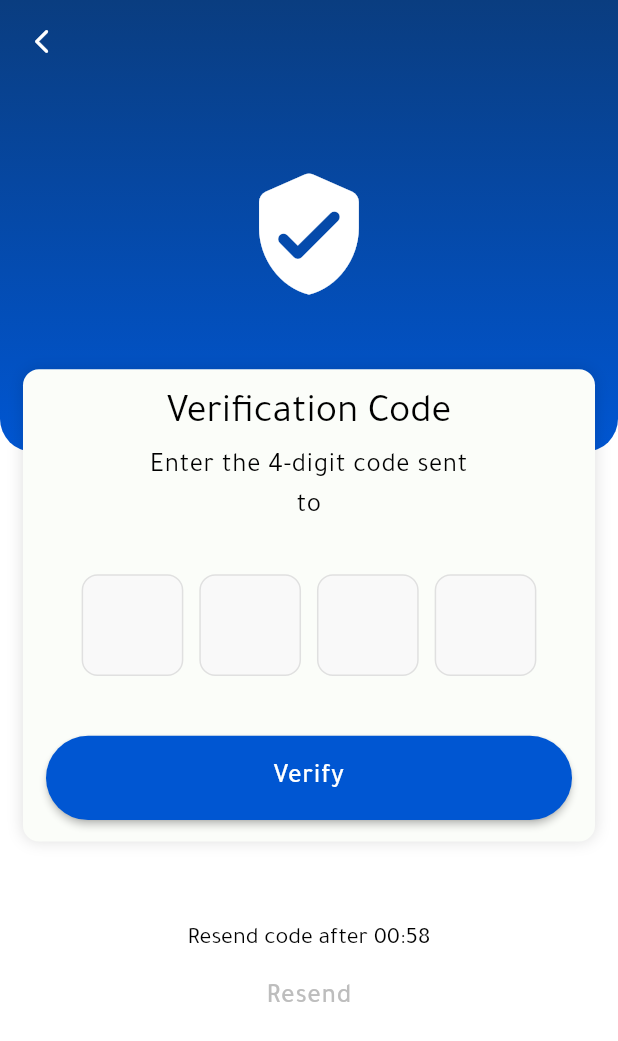
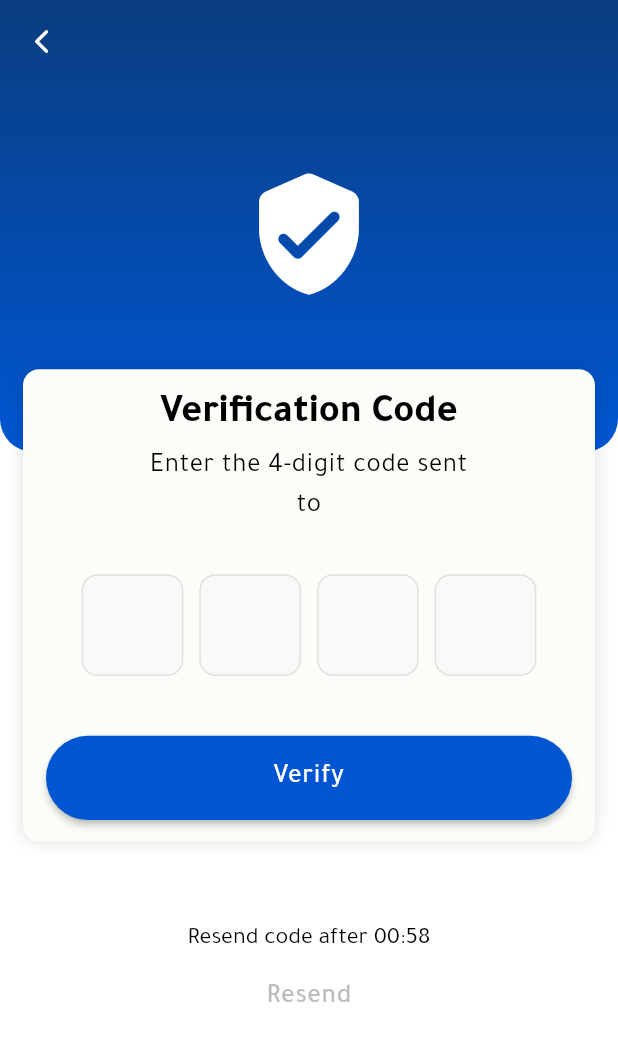
Before and after one commit to Abdullah-Hameed23424/project_2, a Flutter app: the OtpScreen screen opened directly with empty values, on a phone screen of 412 x 824 dp. Shown: the top 1041 px of the screen. Run offline on Flutter 3.47's test engine with Material 3 defaults, Android fonts, the phone set to English and light mode, and no system bars; drawn by our look-alikes of pinput; our stand-ins replace animate_do, bloc, cached_network_image, country_code_picker, device_info_plus, dio and 16 more; missing offline and left inert: phone_numbers_parser; accounts and stored records are empty.

Commit message:
feat(otp): create screen with some organization
feat(reset password): create screen with some organization

of course with linking all of abova

```diff
--- a/lib/core/api/api_endpoints.dart
+++ b/lib/core/api/api_endpoints.dart
@@ -4,6 +4,8 @@ class ApiEndpoints {
   /// [Auth]
   static const String login = 'auth/login';
   static const String forgetPasswd = 'auth/password/forgot';
+  static const String verifyOtp = 'auth/password/verify';
+  static const String resetPasswd = 'auth/password/reset';
 
   static const String testEndpoint = 'test';
   static String testEndpointByAttribute({required Object id}) =>
--- a/lib/core/routing/routes.dart
+++ b/lib/core/routing/routes.dart
@@ -8,6 +8,7 @@ class Routes {
   static const String loginScreen = '/loginScreen';
   static const String forgetPasswdScreen = '/forgetPasswdScreen';
   static const String otpScreen = '/otpScreen';
+  static const String resetPasswdScreen = '/resetPasswdScreen';
 
   /// [Home]
   static const String homeScreen = '/homeScreen';
--- a/lib/modules/auth/cubit/auth_state.dart
+++ b/lib/modules/auth/cubit/auth_state.dart
@@ -43,3 +43,35 @@ final class ForgetPasswdError extends AuthState {
   @override
   List<Object?> get props => [message];
 }
+
+/// [VerifyOtpScreen] @lib/modules/auth/view/screens/verify_otp_screen.dart
+final class VerifyOtpLoading extends AuthState {}
+
+final class VerifyOtpSuccess extends AuthState {
+  final OtpResponse otpResponse;
+  VerifyOtpSuccess({required this.otpResponse});
+
+  @override
+  List<Object?> get props => [otpResponse];
+}
+
+final class VerifyOtpError extends AuthState {
+  final String message;
+  VerifyOtpError({required this.message});
+
+  @override
+  List<Object?> get props => [message];
+}
+
+/// [ResetPasswdScreen] @lib/modules/auth/view/screens/reset_passwd_screen.dart
+final class ResetPasswdLoading extends AuthState {}
+
+final class ResetPasswdSuccess extends AuthState {}
+
+final class ResetPasswdError extends AuthState {
+  final String message;
+  ResetPasswdError({required this.message});
+
+  @override
+  List<Object?> get props => [message];
+}
--- /dev/null
+++ b/lib/modules/auth/models/otp_model.dart
@@ -0,0 +1,11 @@
+import 'package:project_2/core/utils/model_parser.dart';
+
+class OtpResponse {
+  final String ticket;
+
+  OtpResponse({required this.ticket});
+
+  factory OtpResponse.fromJson(Map<String, dynamic> json) {
+    return OtpResponse(ticket: ModelParser.stringValue(json['ticket']));
+  }
+}
--- a/lib/modules/auth/view/screens/forget_passwd_screen.dart
+++ b/lib/modules/auth/view/screens/forget_passwd_screen.dart
@@ -1,12 +1,10 @@
 import 'package:flutter/material.dart';
 import 'package:flutter/services.dart';
-import 'package:flutter_bloc/flutter_bloc.dart';
 import 'package:phone_numbers_parser/phone_numbers_parser.dart';
 import 'package:project_2/core/constants/app_colors.dart';
 import 'package:project_2/core/constants/app_sizes.dart';
 import 'package:project_2/core/theme/app_theme.dart';
 import 'package:project_2/core/widgets/pop_button.dart';
-import 'package:project_2/modules/auth/cubit/auth_cubit.dart';
 import 'package:project_2/modules/auth/view/widgets/forget_passwd_header.dart';
 import 'package:project_2/modules/auth/view/widgets/forget_password_form.dart';
 
--- a/lib/modules/auth/view/screens/otp_screen.dart
+++ b/lib/modules/auth/view/screens/otp_screen.dart
@@ -1,13 +1,18 @@
+import 'package:animate_do/animate_do.dart';
 import 'package:flutter/material.dart';
+import 'package:flutter_bloc/flutter_bloc.dart';
 import 'package:project_2/core/constants/app_colors.dart';
-import 'package:project_2/core/constants/app_shadow.dart';
-import 'package:project_2/core/constants/app_sizes.dart' show AppSizes;
+import 'package:project_2/core/constants/app_periods.dart';
+import 'package:project_2/core/constants/app_sizes.dart';
+import 'package:project_2/core/routing/app_routes.dart';
+import 'package:project_2/core/services/snackbar_service.dart';
 import 'package:project_2/core/theme/app_theme.dart';
-import 'package:project_2/core/widgets/custom_button.dart';
+import 'package:project_2/core/widgets/app_loading.dart';
 import 'package:project_2/core/widgets/pop_button.dart';
+import 'package:project_2/modules/auth/cubit/auth_cubit.dart';
 import 'package:project_2/modules/auth/view/widgets/custom_timer.dart';
-import 'package:project_2/modules/auth/view/widgets/otp_header.dart';
-import 'package:project_2/modules/auth/view/widgets/otp_pinput.dart';
+import 'package:project_2/modules/auth/view/widgets/custom_header.dart';
+import 'package:project_2/modules/auth/view/widgets/otp_form.dart';
 
 class OtpScreen extends StatefulWidget {
   final String phoneNumber;
@@ -40,68 +45,47 @@ class _OtpScreenState extends State<OtpScreen> {
 
   @override
   Widget build(BuildContext context) {
-    return Scaffold(
+    return BlocProvider<AuthCubit>(
+      create: (context) => AuthCubit(),
+      child: BlocListener<AuthCubit, AuthState>(
+        listener: (context, state) {
+          if (state is VerifyOtpError) {
+            snackBarService.showError(message: state.message);
+          } else if (state is VerifyOtpSuccess) {
+            snackBarService.showSuccess(message: 'Verifying OTP successfully');
+            AppRoutes.toResetPasswdScreen(
+              phoneNumber: widget.phoneNumber,
+              ticket: state.otpResponse.ticket,
+            );
+          }
+          if (state is ForgetPasswdError) {
+            snackBarService.showError(message: state.message);
+          } else if (state is ForgetPasswdSuccess) {
+            snackBarService.showSuccess(message: 'OTP Sent');
+            _timer.start(59);
+          }
+        },
+        child: Scaffold(
           extendBodyBehindAppBar: true,
           appBar: AppBar(leading: const PopButton()),
           body: SingleChildScrollView(
             child: Column(
               children: <Widget>[
-            const OtpHeader(),
+                const CustomHeader(iconData: Icons.verified_user_rounded),
 
                 // Floating Card
-            Transform.translate(
-              offset: const Offset(0, -55),
-              child: Padding(
-                padding: EdgeInsets.symmetric(horizontal: AppSizes.paddingH),
-                child: Container(
-                  padding: EdgeInsets.symmetric(
-                    horizontal: AppSizes.paddingH,
-                    vertical: AppSizes.paddingV,
-                  ),
-                  decoration: BoxDecoration(
-                    color: AppColors.bgWhite,
-                    borderRadius: BorderRadius.circular(AppSizes.mediumRadius),
-                    boxShadow: AppShadow.cardShadow,
-                  ),
-                  child: Form(
-                    key: _otpKey,
-                    child: Column(
-                      crossAxisAlignment: CrossAxisAlignment.center,
-                      children: <Widget>[
-                        Text(
-                          'Verification Code',
-                          style: context.headlineLarge30.copyWith(
-                            fontWeight: FontWeight.w400,
-                            color: AppColors.black,
-                          ),
-                          textAlign: TextAlign.center,
-                        ),
-                        SizedBox(height: AppSizes.tinySpace),
-                        Text(
-                          'Enter the 4-digit code sent\nto ${widget.phoneNumber}',
-                          style: context.bodyLarge20,
-                          textAlign: TextAlign.center,
-                        ),
-
-                        SizedBox(height: AppSizes.largeSpace),
-                        OtpPinput(
+                OtpForm(
+                  otpKey: _otpKey,
+                  widget: widget,
                   otpController: _otpController,
-                          onCompleted: (code) {},
-                        ),
-
-                        SizedBox(height: AppSizes.xLargeSpace),
-                        CustomButton(label: 'Verify', onPressed: () {}),
-                      ],
-                    ),
-                  ),
-                ),
-              ),
                 ),
 
                 // Footer
                 Column(
                   children: <Widget>[
-                ValueListenableBuilder<int>(
+                    FadeInLeft(
+                      delay: AppPeriods.animationDelay(6),
+                      child: ValueListenableBuilder<int>(
                         valueListenable: _timer.remainingSeconds,
                         builder: (context, seconds, child) {
                           return Text.rich(
@@ -110,23 +94,33 @@ class _OtpScreenState extends State<OtpScreen> {
                               children: <InlineSpan>[
                                 const TextSpan(text: 'Resend code after '),
                                 TextSpan(
-                            text: '00:${seconds.toString().padLeft(2, '0')}',
+                                  text:
+                                      '00:${seconds.toString().padLeft(2, '0')}',
                                 ),
                               ],
                             ),
                           );
                         },
                       ),
+                    ),
                     SizedBox(height: AppSizes.tinySpace),
-                ValueListenableBuilder(
+                    FadeInLeft(
+                      delay: AppPeriods.animationDelay(7),
+                      child: BlocBuilder<AuthCubit, AuthState>(
+                        builder: (context, state) {
+                          return ValueListenableBuilder(
                             valueListenable: _timer.remainingSeconds,
                             builder: (context, seconds, child) {
+                              if (state is ForgetPasswdLoading) {
+                                return const AppLoading();
+                              }
                               return TextButton(
                                 onPressed: (seconds != 0)
                                     ? null
                                     : () {
-                              _timer.start(59);
-                              setState(() {});
+                                        context.read<AuthCubit>().forgetPasswd(
+                                          phoneNumber: widget.phoneNumber,
+                                        );
                                       },
                                 child: Text(
                                   'Resend',
@@ -139,12 +133,17 @@ class _OtpScreenState extends State<OtpScreen> {
                                 ),
                               );
                             },
+                          );
+                        },
+                      ),
                     ),
                   ],
                 ),
               ],
             ),
           ),
+        ),
+      ),
     );
   }
 }
--- a/lib/modules/auth/view/widgets/otp_header.dart
+++ b/lib/modules/auth/view/widgets/custom_header.dart
@@ -1,10 +1,12 @@
+import 'package:animate_do/animate_do.dart';
 import 'package:flutter/material.dart';
 import 'package:flutter_screenutil/flutter_screenutil.dart';
 import 'package:project_2/core/constants/app_colors.dart';
 import 'package:project_2/core/constants/app_sizes.dart' show AppSizes;
 
-class OtpHeader extends StatelessWidget {
-  const OtpHeader({super.key});
+class CustomHeader extends StatelessWidget {
+  final IconData iconData;
+  const CustomHeader({super.key, required this.iconData});
 
   @override
   Widget build(BuildContext context) {
@@ -28,10 +30,8 @@ class OtpHeader extends StatelessWidget {
         children: <Widget>[
           SizedBox(height: AppSizes.smallSpace),
 
-          Icon(
-            Icons.verified_user_rounded,
-            size: 100.sp,
-            color: AppColors.white,
+          FadeInLeft(
+            child: Icon(iconData, size: 100.sp, color: AppColors.white),
           ),
         ],
       ),
--- /dev/null
+++ b/lib/modules/auth/view/widgets/otp_form.dart
@@ -0,0 +1,128 @@
+import 'package:animate_do/animate_do.dart';
+import 'package:flutter/material.dart';
+import 'package:flutter_bloc/flutter_bloc.dart';
+import 'package:project_2/core/constants/app_colors.dart';
+import 'package:project_2/core/constants/app_periods.dart';
+import 'package:project_2/core/constants/app_shadow.dart';
+import 'package:project_2/core/constants/app_sizes.dart';
+import 'package:project_2/core/theme/app_theme.dart';
+import 'package:project_2/core/widgets/app_loading.dart';
+import 'package:project_2/core/widgets/custom_button.dart';
+import 'package:project_2/modules/auth/cubit/auth_cubit.dart';
+import 'package:project_2/modules/auth/view/screens/otp_screen.dart';
+import 'package:project_2/modules/auth/view/widgets/otp_pinput.dart';
+
+class OtpForm extends StatelessWidget {
+  const OtpForm({
+    super.key,
+    required GlobalKey<FormState> otpKey,
+    required this.widget,
+    required TextEditingController otpController,
+  }) : _otpKey = otpKey,
+       _otpController = otpController;
+
+  final GlobalKey<FormState> _otpKey;
+  final OtpScreen widget;
+  final TextEditingController _otpController;
+
+  @override
+  Widget build(BuildContext context) {
+    return Transform.translate(
+      offset: const Offset(0, -55),
+      child: Padding(
+        padding: EdgeInsets.symmetric(horizontal: AppSizes.paddingH),
+        child: Container(
+          padding: EdgeInsets.symmetric(
+            horizontal: AppSizes.paddingH,
+            vertical: AppSizes.paddingV,
+          ),
+          decoration: BoxDecoration(
+            color: AppColors.bgWhite,
+            borderRadius: BorderRadius.circular(AppSizes.mediumRadius),
+            boxShadow: AppShadow.cardShadow,
+          ),
+          child: Form(
+            key: _otpKey,
+            child: Column(
+              crossAxisAlignment: CrossAxisAlignment.center,
+              children: <Widget>[
+                FadeInLeft(
+                  delay: AppPeriods.animationDelay(2),
+                  child: Text(
+                    'Verification Code',
+                    style: context.headlineLarge30.copyWith(
+                      fontWeight: FontWeight.w700,
+                      color: AppColors.black,
+                    ),
+                    textAlign: TextAlign.center,
+                  ),
+                ),
+                SizedBox(height: AppSizes.tinySpace),
+                FadeInLeft(
+                  delay: AppPeriods.animationDelay(3),
+                  child: Text(
+                    'Enter the 4-digit code sent\nto ${widget.phoneNumber}',
+                    style: context.bodyLarge20,
+                    textAlign: TextAlign.center,
+                  ),
+                ),
+
+                SizedBox(height: AppSizes.largeSpace),
+                Column(
+                  mainAxisSize: MainAxisSize.min,
+                  crossAxisAlignment: CrossAxisAlignment.center,
+                  children: <Widget>[
+                    BlocBuilder<AuthCubit, AuthState>(
+                      builder: (context, state) {
+                        final AuthCubit cubit = context.read<AuthCubit>();
+                        return FadeInLeft(
+                          delay: AppPeriods.animationDelay(4),
+                          child: OtpPinput(
+                            enable: state is! VerifyOtpLoading,
+                            otpController: _otpController,
+                            onCompleted: (code) {
+                              if (!_otpKey.currentState!.validate()) return;
+                              FocusScope.of(context).unfocus();
+                              cubit.verifyOtp(
+                                phoneNumber: widget.phoneNumber,
+                                code: _otpController.text.trim(),
+                              );
+                            },
+                          ),
+                        );
+                      },
+                    ),
+
+                    SizedBox(height: AppSizes.xLargeSpace),
+                    BlocBuilder<AuthCubit, AuthState>(
+                      builder: (context, state) {
+                        final AuthCubit cubit = context.read<AuthCubit>();
+                        if (state is VerifyOtpLoading) {
+                          return const AppLoading();
+                        }
+                        return FadeInLeft(
+                          delay: AppPeriods.animationDelay(5),
+                          child: CustomButton(
+                            label: 'Verify',
+                            onPressed: () {
+                              if (!_otpKey.currentState!.validate()) return;
+                              FocusScope.of(context).unfocus();
+                              cubit.verifyOtp(
+                                phoneNumber: widget.phoneNumber,
+                                code: _otpController.text.trim(),
+                              );
+                            },
+                          ),
+                        );
+                      },
+                    ),
+                  ],
+                ),
+              ],
+            ),
+          ),
+        ),
+      ),
+    );
+  }
+}
--- a/lib/modules/auth/view/widgets/otp_pinput.dart
+++ b/lib/modules/auth/view/widgets/otp_pinput.dart
@@ -9,11 +9,13 @@ import 'package:project_2/core/theme/app_theme.dart';
 class OtpPinput extends StatelessWidget {
   final TextEditingController otpController;
   final void Function(String code) onCompleted;
+  final bool enable;
 
   OtpPinput({
     super.key,
     required this.otpController,
     required this.onCompleted,
+    required this.enable,
   });
 
   final baseDecoration = BoxDecoration(
@@ -43,6 +45,7 @@ class OtpPinput extends StatelessWidget {
     return Directionality(
       textDirection: TextDirection.ltr,
       child: Pinput(
+        enabled: enable,
         separatorBuilder: (index) => SizedBox(width: AppSizes.mediumRadius),
         onSubmitted: onCompleted,
         controller: otpController,
```
Also changed, not shown: lib/core/routing/app_routes.dart (+21 -0 lines), lib/core/validators/confirm_password_validator.dart (added, +26 -0 lines), lib/modules/auth/cubit/auth_cubit.dart (+48 -0 lines), lib/modules/auth/view/screens/reset_passwd_screen.dart (added, +76 -0 lines), lib/modules/auth/view/widgets/reset_passwd_form.dart (added, +164 -0 lines), lib/modules/home/view/screens/home_screen.dart (+38 -1 lines). Lines whose indentation alone changed are shown as unchanged.
